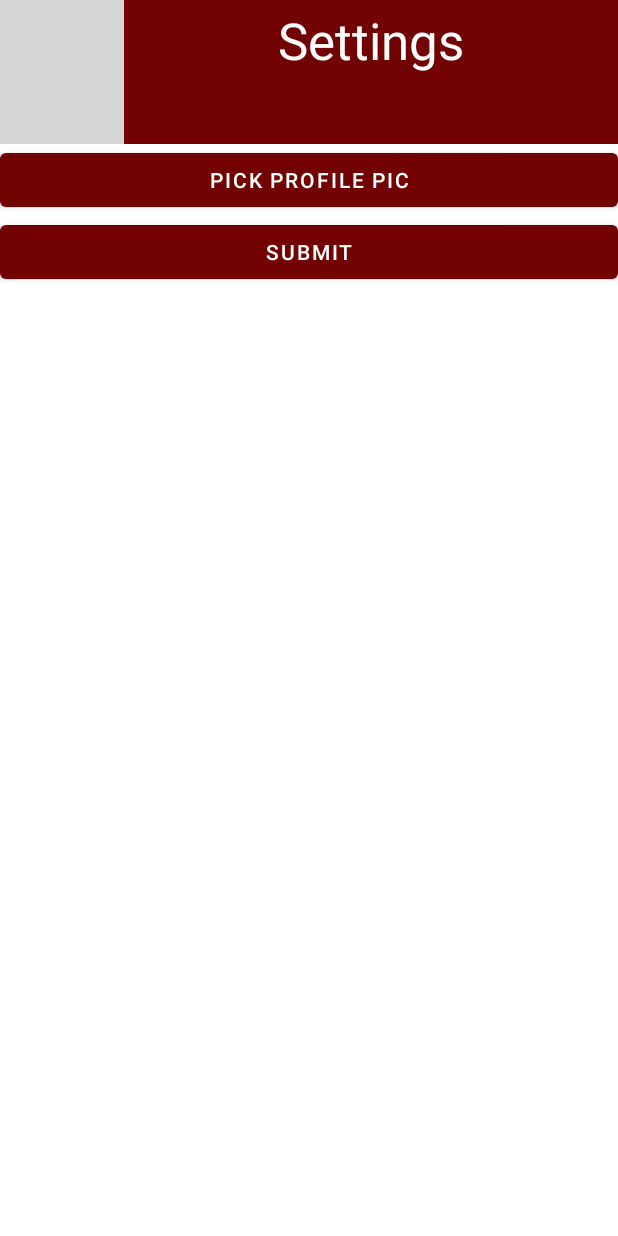
After one commit to AlexanderCova/FoodTruckFinderMITruckAndroid, an Android app: the SettingsActivity screen opened directly, with no data from a screen before it, on a phone screen of 412 x 824 dp. The commit adds this screen. Run offline under Robolectric (Android 15) with nearby library versions, the light colour scheme and no system bars; libraries missing offline, so code that uses them is left out: com.github.kittinunf.fuel; grey boxes are pictures that could not be loaded.

Commit message:
Profile Picture Implementation Finished

```diff
--- a/FoodTruckFinderMiTruck/app/src/main/AndroidManifest.xml
+++ b/FoodTruckFinderMiTruck/app/src/main/AndroidManifest.xml
@@ -14,6 +14,9 @@
         android:supportsRtl="true"
         android:theme="@style/Theme.FoodTruckFinderMiTruck"
         android:usesCleartextTraffic="true">
+        <activity
+            android:name=".SettingsActivity"
+            android:exported="false" />
         <activity
             android:name=".CreateEventActivity"
             android:exported="false" />
--- /dev/null
+++ b/FoodTruckFinderMiTruck/app/src/main/java/com/foodtruckfindermi/truck/SettingsActivity.kt
@@ -0,0 +1,70 @@
+package com.foodtruckfindermi.truck
+
+import android.app.Activity
+import android.content.Intent
+import android.graphics.Bitmap
+import android.graphics.ImageDecoder
+import android.graphics.drawable.BitmapDrawable
+import androidx.appcompat.app.AppCompatActivity
+import android.os.Bundle
+import android.provider.MediaStore
+import android.util.Base64
+import android.util.Base64.encodeToString
+import android.util.Log
+import android.widget.Button
+import android.widget.ImageView
+import com.github.kittinunf.fuel.Fuel
+import com.github.kittinunf.fuel.coroutines.awaitStringResponseResult
+import kotlinx.android.synthetic.*
+import kotlinx.coroutines.runBlocking
+import java.io.ByteArrayOutputStream
+import java.util.*
+
+class SettingsActivity : AppCompatActivity() {
+
+    private lateinit var bmp : Bitmap
+    override fun onCreate(savedInstanceState: Bundle?) {
+        super.onCreate(savedInstanceState)
+        setContentView(R.layout.activity_settings)
+
+        val REQUEST_CODE = 100
+
+        val profilePickerButton = findViewById<Button>(R.id.picProfile)
+        val submitButton = findViewById<Button>(R.id.submitProfileButton)
+        val image = findViewById<ImageView>(R.id.imageView2)
+
+        val email = intent.getStringExtra("email")
+
+        profilePickerButton.setOnClickListener {
+            val intent = Intent(Intent.ACTION_PICK)
+            intent.type = "image/*"
+            startActivityForResult(intent, REQUEST_CODE)
+            submitButton.isClickable = true
+        }
+
+        submitButton.setOnClickListener {
+            val stream = ByteArrayOutputStream()
+            val bitmap = (image.drawable as BitmapDrawable).bitmap
+            bitmap.compress(Bitmap.CompressFormat.PNG, 90, stream)
+            val bytes = stream.toByteArray()
+            val serverString = encodeToString(bytes, Base64.DEFAULT)
+            Log.i("image", serverString)
+
+            runBlocking {
+                val (_, _, result) = Fuel.post("http://foodtruckfindermi.com/upload-pfp", listOf("image" to serverString, "email" to email)).awaitStringResponseResult()
+            }
+
+        }
+    }
+
+    override fun onActivityResult(requestCode: Int, resultCode: Int, data: Intent?) {
+        super.onActivityResult(requestCode, resultCode, data)
+        val REQUEST_CODE = 100
+        if (resultCode == Activity.RESULT_OK && requestCode == REQUEST_CODE){
+            val image = findViewById<ImageView>(R.id.imageView2)
+            data?.data // handle chosen image
+            bmp = MediaStore.Images.Media.getBitmap(this.contentResolver, data?.data)
+            image.setImageBitmap(bmp)
+        }
+    }
+}
--- /dev/null
+++ b/FoodTruckFinderMiTruck/app/src/main/res/layout/activity_settings.xml
@@ -0,0 +1,54 @@
+<?xml version="1.0" encoding="utf-8"?>
+<LinearLayout xmlns:android="http://schemas.android.com/apk/res/android"
+    xmlns:app="http://schemas.android.com/apk/res-auto"
+    xmlns:tools="http://schemas.android.com/tools"
+    android:layout_width="match_parent"
+    android:layout_height="match_parent"
+    android:orientation="vertical"
+    tools:context=".SettingsActivity">
+
+    <LinearLayout
+        android:layout_width="match_parent"
+        android:layout_height="wrap_content"
+        android:background="@drawable/title_background"
+        android:weightSum="1.0">
+
+        <ImageView
+            android:id="@+id/settingsBackButton"
+            android:layout_width="match_parent"
+            android:layout_height="wrap_content"
+            android:layout_weight=".8"
+            app:srcCompat="@drawable/ic_baseline_arrow_back_ios_48" />
+
+        <TextView
+            android:id="@+id/SettingsTitle"
+            android:layout_width="match_parent"
+            android:layout_height="match_parent"
+            android:layout_marginTop="4dp"
+            android:layout_weight=".2"
+            android:text="Settings"
+            android:textAlignment="center"
+            android:textColor="@color/white"
+            android:textSize="34sp" />
+
+    </LinearLayout>
+
+    <Button
+        android:id="@+id/picProfile"
+        android:layout_width="match_parent"
+        android:layout_height="wrap_content"
+        android:text="Pick Profile Pic" />
+
+    <ImageView
+        android:id="@+id/imageView2"
+        android:layout_width="match_parent"
+        android:layout_height="wrap_content"
+        tools:srcCompat="@tools:sample/avatars" />
+
+    <Button
+        android:id="@+id/submitProfileButton"
+        android:layout_width="match_parent"
+        android:layout_height="wrap_content"
+        android:clickable="false"
+        android:text="@string/event_submit_hint" />
+</LinearLayout>
```
Also changed, not shown: FoodTruckFinderMiTruck/app/src/main/java/com/foodtruckfindermi/truck/SignupActivity.kt (+28 -3 lines), FoodTruckFinderMiTruck/app/src/main/java/com/foodtruckfindermi/truck/TruckActivity.kt (+14 -2 lines), FoodTruckFinderMiTruck/app/src/main/res/drawable/required_text_background.xml (added, +7 -0 lines), FoodTruckFinderMiTruck/app/src/main/res/layout/activity_signup.xml (+18 -17 lines).
